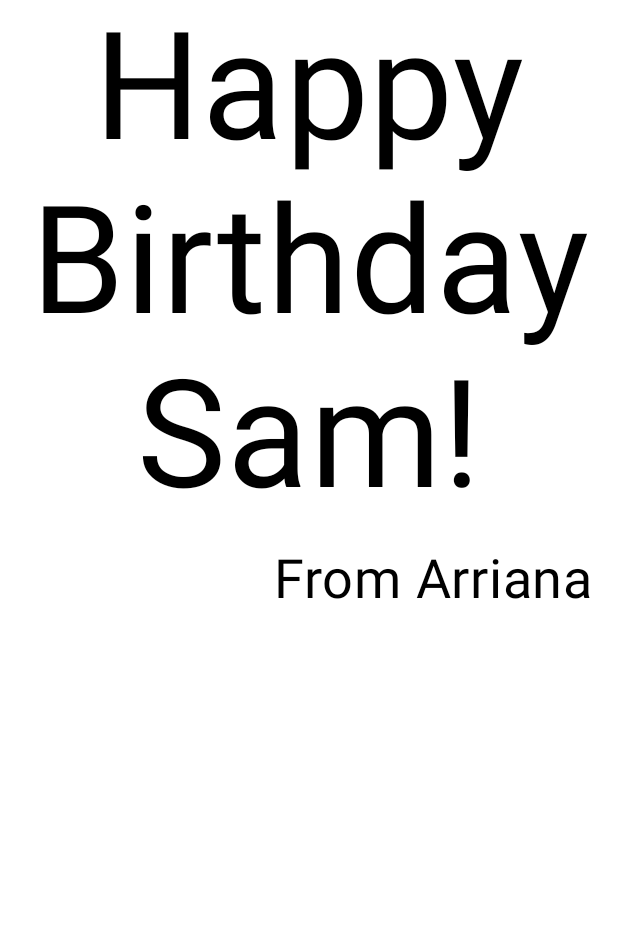
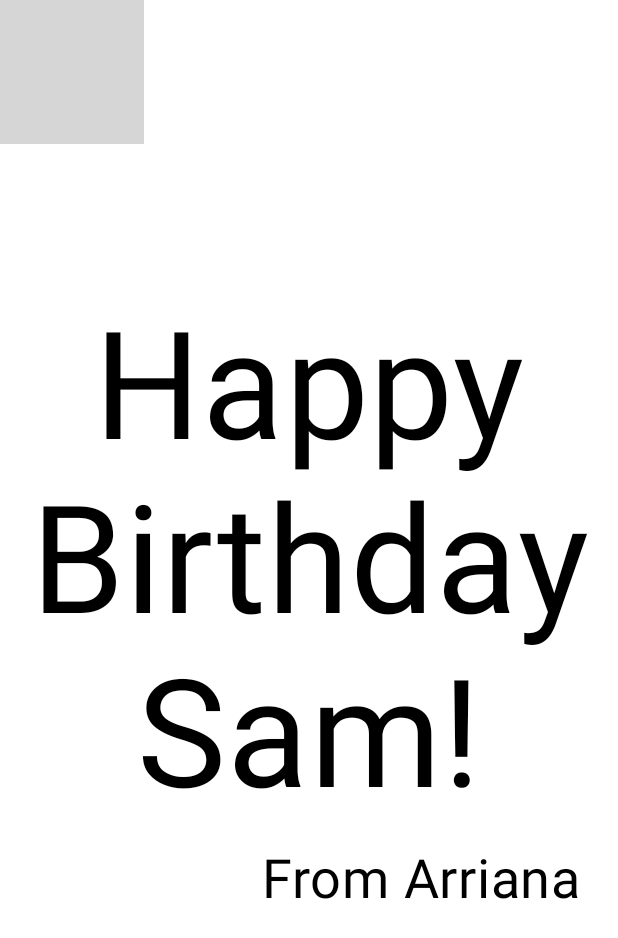
Before and after one commit to Arri-S/Happy_Birthday, an Android app built with Jetpack Compose: the @Preview function BirthdayCardPreview, on a phone screen of 412 x 824 dp. Shown: the top 938 px of the screen. Run offline under Robolectric (Android 15) with nearby library versions, the phone set to English and light mode, and no system bars; grey boxes are pictures that could not be loaded.

Commit message:
Second and LAST Commit

```diff
--- a/app/src/main/java/com/example/happybirthday/MainActivity.kt
+++ b/app/src/main/java/com/example/happybirthday/MainActivity.kt
@@ -3,7 +3,9 @@ package com.example.happybirthday
 import android.os.Bundle
 import androidx.activity.ComponentActivity
 import androidx.activity.compose.setContent
+import androidx.compose.foundation.Image
 import androidx.compose.foundation.layout.Arrangement
+import androidx.compose.foundation.layout.Box
 import androidx.compose.foundation.layout.Column
 import androidx.compose.foundation.layout.fillMaxSize
 import androidx.compose.foundation.layout.padding
@@ -13,6 +15,9 @@ import androidx.compose.material3.Text
 import androidx.compose.runtime.Composable
 import androidx.compose.ui.Alignment
 import androidx.compose.ui.Modifier
+import androidx.compose.ui.layout.ContentScale
+import androidx.compose.ui.res.painterResource
+import androidx.compose.ui.res.stringResource
 import androidx.compose.ui.text.style.TextAlign
 import androidx.compose.ui.tooling.preview.Preview
 import androidx.compose.ui.unit.dp
@@ -29,8 +34,8 @@ class MainActivity : ComponentActivity() {
                     modifier = Modifier.fillMaxSize(),
                     color = MaterialTheme.colorScheme.background
                 ) {
-                    GreetingText(message = "Happy Birthday Sam!",
-                        from = "From Arriana",
+                    GreetingImage(message = stringResource(R.string.happy_birthday_text),
+                        from = stringResource(R.string.signature_text),
                         modifier = Modifier.padding(8.dp)
                     )
                 }
@@ -60,12 +65,33 @@ fun GreetingText(message: String, from: String, modifier: Modifier = Modifier) {
         )
     }
 }
-
+@Composable
+fun GreetingImage(message: String, from: String, modifier: Modifier = Modifier) {
+    val image = painterResource(id = R.drawable.androidparty)
+    Box(modifier) {
+        Image(
+            painter = image,
+            contentDescription = null,
+            contentScale = ContentScale.Crop,
+            alpha = 0.5F
+        )
+        GreetingText(
+            message = message,
+            from = from,
+            modifier = Modifier
+                .fillMaxSize()
+                .padding(8.dp)
+        )
+    }
+}
 
 @Preview(showBackground = true)
 @Composable
 fun BirthdayCardPreview() {
     HappyBirthdayTheme {
-        GreetingText(message = "Happy Birthday Sam!", from = "From Arriana")
+        GreetingImage(
+            message = stringResource(R.string.happy_birthday_text),
+            from = stringResource(R.string.signature_text)
+        )
     }
 }
--- a/app/src/main/res/values/strings.xml
+++ b/app/src/main/res/values/strings.xml
@@ -1,3 +1,5 @@
 <resources>
     <string name="app_name">Happy Birthday</string>
+    <string name="happy_birthday_text">Happy Birthday Sam!</string>
+    <string name="signature_text">From Arriana</string>
 </resources>
```
Also changed, not shown: 1 other file.
